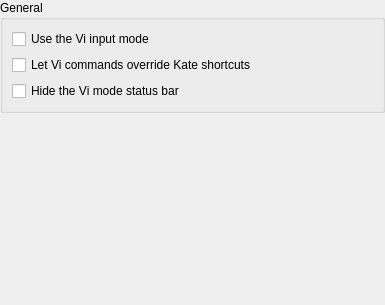
First picture: the form in part/dialogs/viinputmodeconfigwidget.ui, repository KDE/kate, before the edit.
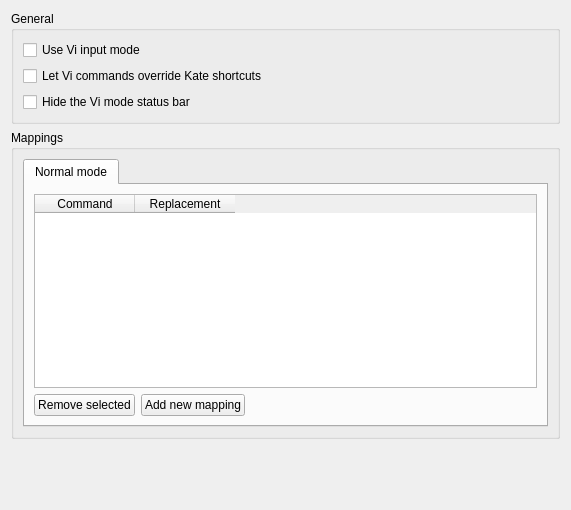
Second picture: the form after the edit.

Commit message:
make it possible to configure mappings in the settings dialogue
mappings are now shown in the kate vi input mode settings and can be
changed there. mappings are now global and not local to a view, which was
stupid :-)

Patch:
```diff
--- a/part/dialogs/viinputmodeconfigwidget.ui
+++ b/part/dialogs/viinputmodeconfigwidget.ui
@@ -5,17 +5,11 @@
    <rect>
     <x>0</x>
     <y>0</y>
-    <width>385</width>
-    <height>305</height>
+    <width>571</width>
+    <height>510</height>
    </rect>
   </property>
-  <layout class="QVBoxLayout" >
-   <property name="spacing" >
-    <number>6</number>
-   </property>
-   <property name="margin" >
-    <number>0</number>
-   </property>
+  <layout class="QVBoxLayout" name="verticalLayout_3" >
    <item>
     <widget class="QGroupBox" name="gbViInputMode" >
      <property name="title" >
@@ -34,7 +28,7 @@
          <string>When selected, the vi input mode will be enabled when opening a new view. You can still toggle the vi input mode on/off for a particular view in the Edit menu.</string>
         </property>
         <property name="text" >
-         <string>Use the Vi input mode</string>
+         <string>Use Vi input mode</string>
         </property>
        </widget>
       </item>
@@ -63,6 +57,86 @@
      </layout>
     </widget>
    </item>
+   <item>
+    <widget class="QGroupBox" name="groupBox" >
+     <property name="title" >
+      <string>Mappings</string>
+     </property>
+     <layout class="QVBoxLayout" name="verticalLayout_2" >
+      <item>
+       <widget class="QTabWidget" name="tabMappingModes" >
+        <property name="currentIndex" >
+         <number>0</number>
+        </property>
+        <widget class="QWidget" name="tab" >
+         <attribute name="title" >
+          <string>Normal mode</string>
+         </attribute>
+         <layout class="QVBoxLayout" name="verticalLayout" >
+          <item>
+           <widget class="QTableWidget" name="tblNormalModeMappings" >
+            <property name="alternatingRowColors" >
+             <bool>true</bool>
+            </property>
+            <property name="selectionMode" >
+             <enum>QAbstractItemView::ContiguousSelection</enum>
+            </property>
+            <property name="selectionBehavior" >
+             <enum>QAbstractItemView::SelectRows</enum>
+            </property>
+            <property name="columnCount" >
+             <number>2</number>
+            </property>
+            <column>
+             <property name="text" >
+              <string>Command</string>
+             </property>
+            </column>
+            <column>
+             <property name="text" >
+              <string>Replacement</string>
+             </property>
+            </column>
+           </widget>
+          </item>
+          <item>
+           <layout class="QHBoxLayout" name="horizontalLayout_3" >
+            <item>
+             <widget class="QPushButton" name="btnRemoveSelectedNormal" >
+              <property name="text" >
+               <string>Remove selected</string>
+              </property>
+             </widget>
+            </item>
+            <item>
+             <widget class="QPushButton" name="btnAddNewNormal" >
+              <property name="text" >
+               <string>Add new mapping</string>
+              </property>
+             </widget>
+            </item>
+            <item>
+             <spacer name="horizontalSpacer" >
+              <property name="orientation" >
+               <enum>Qt::Horizontal</enum>
+              </property>
+              <property name="sizeHint" stdset="0" >
+               <size>
+                <width>40</width>
+                <height>20</height>
+               </size>
+              </property>
+             </spacer>
+            </item>
+           </layout>
+          </item>
+         </layout>
+        </widget>
+       </widget>
+      </item>
+     </layout>
+    </widget>
+   </item>
    <item>
     <spacer>
      <property name="orientation" >
```
Left out of the diff: 8 changed lines with no effect on the pictures. The commit also changes 4 other files.
